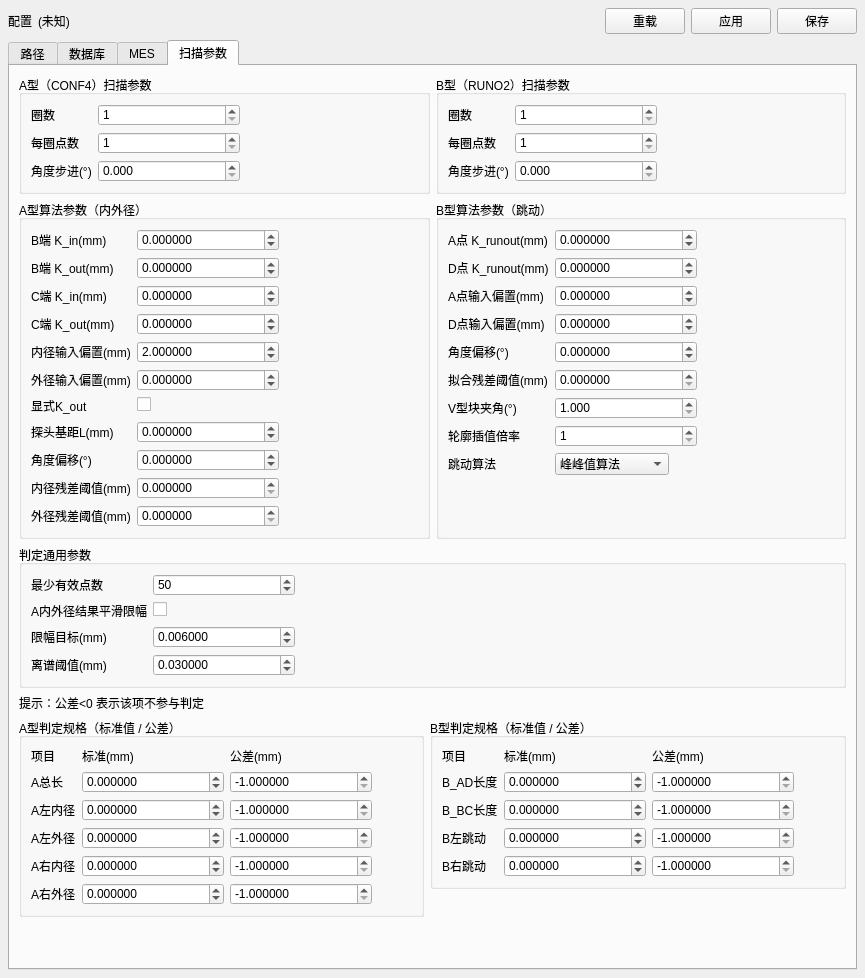
Qt form apps/hmi_qt/settings_widget.ui (xiaoan537/hmi_measure_mysql) before a commit.
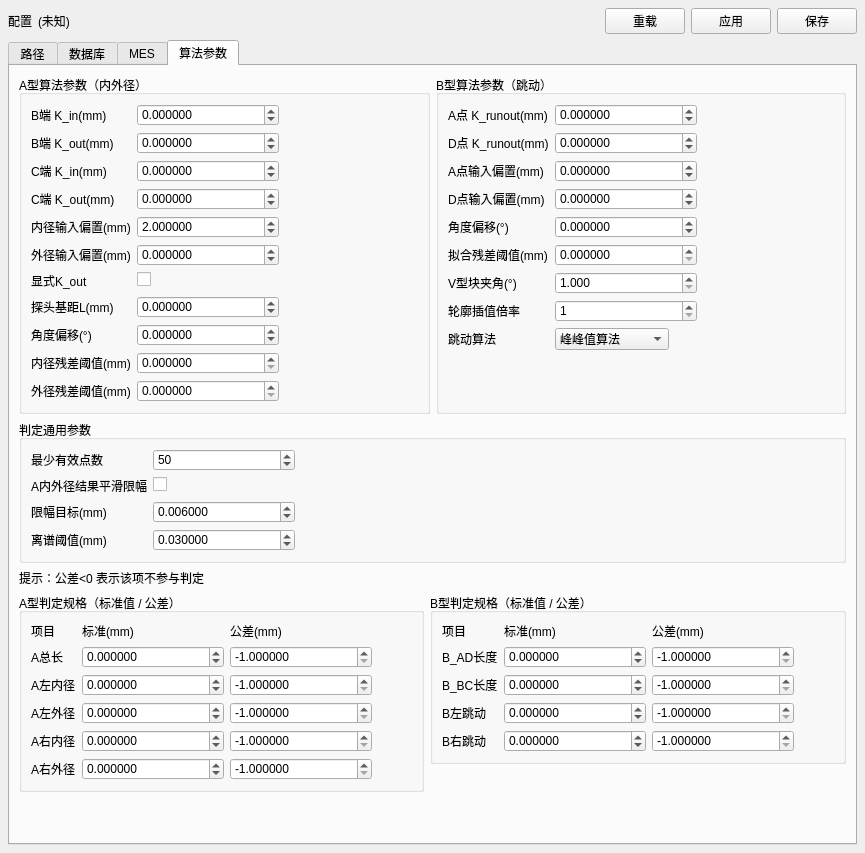
The same form after that commit. The open tabs and pages were chosen to show the change.

Commit message: 改动内容： 设置页数据库中去掉了“驱动”项。 设置页去掉了 A型（CONF4）扫描参数、B型（RUNO2）扫描参数 两块。 原 扫描参数 页签改名为 算法参数。 settings_widget.cpp 中删除了这些已移除控件的读写逻辑。 数据库驱动底层仍保留，运行时沿用当前配置；如果为空则默认 QMYSQL。 scan_a / scan_b 底层配置仍保留，但设置页不再允许修改，避免影响旧 RAW/调试兼容。 修改文件： settings_widget.ui settings_widget.cpp

The edit to the form file:
```diff
--- a/apps/hmi_qt/settings_widget.ui
+++ b/apps/hmi_qt/settings_widget.ui
@@ -112,40 +112,12 @@
       </layout>
      </widget>
      <widget class="QWidget" name="tabScan">
-      <attribute name="title"><string>扫描参数</string></attribute>
+      <attribute name="title"><string>算法参数</string></attribute>
       <property name="styleSheet">
        <string>QSpinBox, QDoubleSpinBox { min-width: 120px; max-width: 180px; }</string>
       </property>
       <layout class="QGridLayout" name="gridScan">
        <item row="0" column="0">
-        <widget class="QGroupBox" name="groupScanA">
-         <property name="title"><string>A型（CONF4）扫描参数</string></property>
-         <layout class="QFormLayout" name="formA">
-          <property name="fieldGrowthPolicy"><enum>QFormLayout::FieldsStayAtSizeHint</enum></property>
-          <item row="0" column="0"><widget class="QLabel" name="labelARings"><property name="text"><string>圈数</string></property></widget></item>
-          <item row="0" column="1"><widget class="QSpinBox" name="spinARings"><property name="minimum"><number>1</number></property><property name="maximum"><number>2</number></property></widget></item>
-          <item row="1" column="0"><widget class="QLabel" name="labelAPoints"><property name="text"><string>每圈点数</string></property></widget></item>
-          <item row="1" column="1"><widget class="QSpinBox" name="spinAPoints"><property name="minimum"><number>1</number></property><property name="maximum"><number>180</number></property></widget></item>
-         <item row="2" column="0"><widget class="QLabel" name="labelAAngle"><property name="text"><string>角度步进(°)</string></property></widget></item>
-         <item row="2" column="1"><widget class="QDoubleSpinBox" name="doubleAAngle"><property name="decimals"><number>3</number></property><property name="maximum"><double>360.000000000000000</double></property></widget></item>
-         </layout>
-        </widget>
-       </item>
-       <item row="0" column="1">
-        <widget class="QGroupBox" name="groupScanB">
-         <property name="title"><string>B型（RUNO2）扫描参数</string></property>
-         <layout class="QFormLayout" name="formB">
-          <property name="fieldGrowthPolicy"><enum>QFormLayout::FieldsStayAtSizeHint</enum></property>
-          <item row="0" column="0"><widget class="QLabel" name="labelBRings"><property name="text"><string>圈数</string></property></widget></item>
-          <item row="0" column="1"><widget class="QSpinBox" name="spinBRings"><property name="minimum"><number>1</number></property><property name="maximum"><number>2</number></property></widget></item>
-          <item row="1" column="0"><widget class="QLabel" name="labelBPoints"><property name="text"><string>每圈点数</string></property></widget></item>
-          <item row="1" column="1"><widget class="QSpinBox" name="spinBPoints"><property name="minimum"><number>1</number></property><property name="maximum"><number>180</number></property></widget></item>
-         <item row="2" column="0"><widget class="QLabel" name="labelBAngle"><property name="text"><string>角度步进(°)</string></property></widget></item>
-         <item row="2" column="1"><widget class="QDoubleSpinBox" name="doubleBAngle"><property name="decimals"><number>3</number></property><property name="maximum"><double>360.000000000000000</double></property></widget></item>
-         </layout>
-        </widget>
-       </item>
-       <item row="1" column="0">
         <widget class="QGroupBox" name="groupAlgoA">
          <property name="title"><string>A型算法参数（内外径）</string></property>
          <layout class="QFormLayout" name="formAlgoA">
@@ -175,7 +147,7 @@
          </layout>
         </widget>
        </item>
-       <item row="1" column="1">
+       <item row="0" column="1">
         <widget class="QGroupBox" name="groupAlgoB">
          <property name="title"><string>B型算法参数（跳动）</string></property>
          <layout class="QFormLayout" name="formAlgoB">
@@ -207,7 +179,7 @@
          </layout>
         </widget>
        </item>
-       <item row="2" column="0" colspan="2">
+       <item row="1" column="0" colspan="2">
        <layout class="QGridLayout" name="layoutAlgoJudge">
         <item row="0" column="0" colspan="2">
          <widget class="QGroupBox" name="groupJudgeCommon">
```
Left out of the diff: 26 changed lines with no effect on the pictures. The commit also changes 1 other file.
